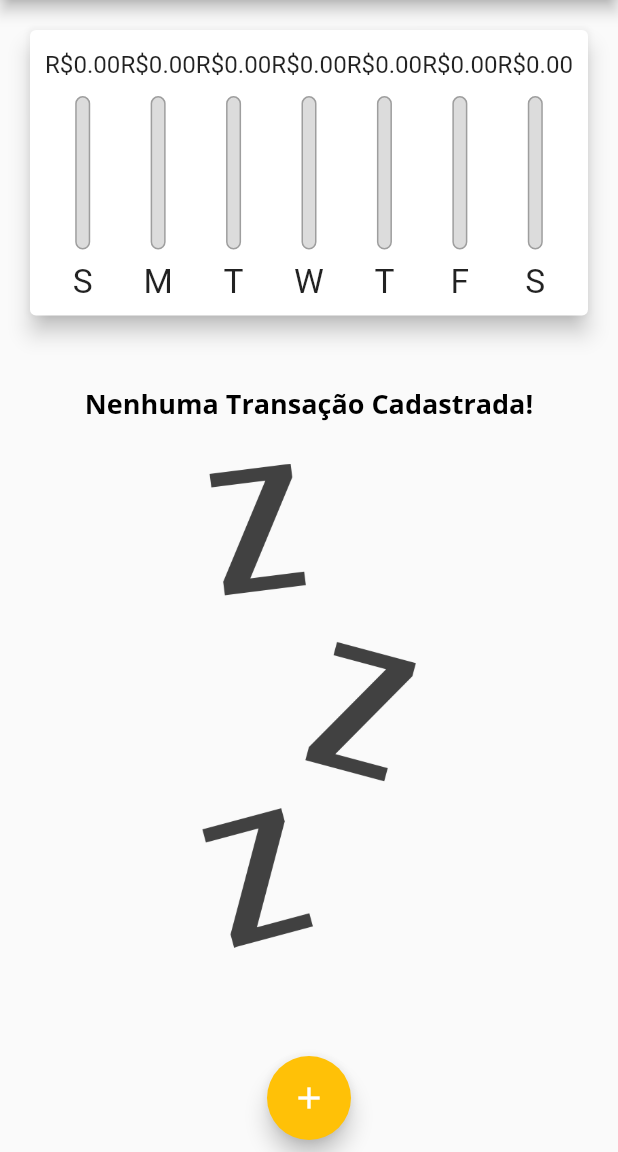
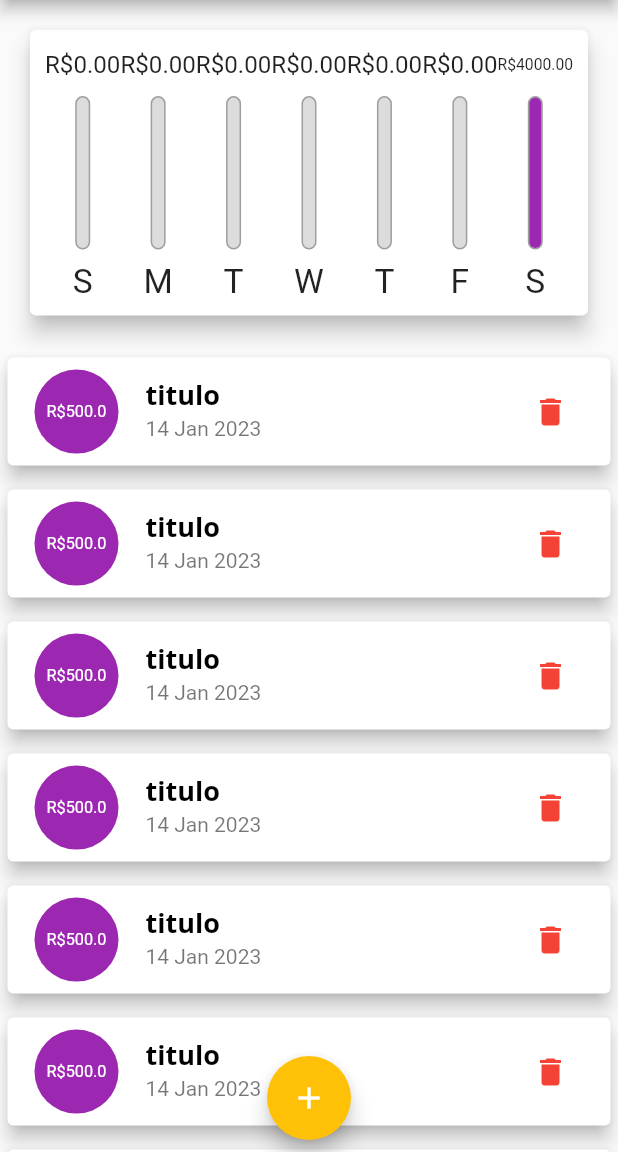
Before and after one commit to anderson-s/AppDespesasPessoais, a Flutter app: the screen it shows after launch, on a phone screen of 412 x 824 dp, the part 84-1236 px from its top. Run offline on Flutter 3.47's test engine with Material 2 defaults, Android fonts, the phone set to English and light mode, and no system bars.

Commit message:
Aproveitando espaços

```diff
--- a/lib/view/components/lista_de_transacoes.dart
+++ b/lib/view/components/lista_de_transacoes.dart
@@ -63,7 +63,23 @@ class ListasTransacoes extends StatelessWidget {
                       ),
                     ),
                   ),
-                  trailing: IconButton(
+                  trailing: MediaQuery.of(context).size.width > 480
+                      ? TextButton.icon(
+                          onPressed: () {
+                            remover(e.id);
+                          },
+                          icon: Icon(
+                            Icons.delete,
+                            color: Theme.of(context).errorColor,
+                          ),
+                          label: Text(
+                            "Excluir",
+                            style: TextStyle(
+                              color: Theme.of(context).errorColor,
+                            ),
+                          ),
+                        )
+                      : IconButton(
                           onPressed: () {
                             remover(e.id);
                           },
--- a/lib/view/home.dart
+++ b/lib/view/home.dart
@@ -14,14 +14,14 @@ class Home extends StatefulWidget {
 class _HomeState extends State<Home> {
   bool mostrarGrafico = false;
   List<Transacao> transacoes = [
-    // Transacao(id: "id", titulo: "titulo", valor: 500.00, data: DateTime.now()),
-    // Transacao(id: "id", titulo: "titulo", valor: 500.00, data: DateTime.now()),
-    // Transacao(id: "id", titulo: "titulo", valor: 500.00, data: DateTime.now()),
-    // Transacao(id: "id", titulo: "titulo", valor: 500.00, data: DateTime.now()),
-    // Transacao(id: "id", titulo: "titulo", valor: 500.00, data: DateTime.now()),
-    // Transacao(id: "id", titulo: "titulo", valor: 500.00, data: DateTime.now()),
-    // Transacao(id: "id", titulo: "titulo", valor: 500.00, data: DateTime.now()),
-    // Transacao(id: "id", titulo: "titulo", valor: 500.00, data: DateTime.now())
+    Transacao(id: "id", titulo: "titulo", valor: 500.00, data: DateTime.now()),
+    Transacao(id: "id", titulo: "titulo", valor: 500.00, data: DateTime.now()),
+    Transacao(id: "id", titulo: "titulo", valor: 500.00, data: DateTime.now()),
+    Transacao(id: "id", titulo: "titulo", valor: 500.00, data: DateTime.now()),
+    Transacao(id: "id", titulo: "titulo", valor: 500.00, data: DateTime.now()),
+    Transacao(id: "id", titulo: "titulo", valor: 500.00, data: DateTime.now()),
+    Transacao(id: "id", titulo: "titulo", valor: 500.00, data: DateTime.now()),
+    Transacao(id: "id", titulo: "titulo", valor: 500.00, data: DateTime.now())
   ];
 
   List<Transacao> _transacoesRecentes() {
@@ -100,14 +100,14 @@ class _HomeState extends State<Home> {
           children: [
             if (mostrarGrafico || !modoPaisagem)
               SizedBox(
-                height: modoPaisagem ? mediaQuery * 0.7 : mediaQuery * 0.3,
+                height: modoPaisagem ? mediaQuery * 0.8 : mediaQuery * 0.3,
                 child: Grafico(
                   transacoesRecentes: _transacoesRecentes(),
                 ),
               ),
             if (!mostrarGrafico || !modoPaisagem)
               SizedBox(
-                height: mediaQuery * 0.7,
+                height: mediaQuery * (modoPaisagem ? 1 : 0.7),
                 child: ListasTransacoes(
                   listaTransacoes: transacoes,
                   remover: deletar,
```
Also changed, not shown: lib/view/components/cadastro_de_transacoes.dart (+11 -6 lines). Lines whose indentation alone changed are shown as unchanged.
